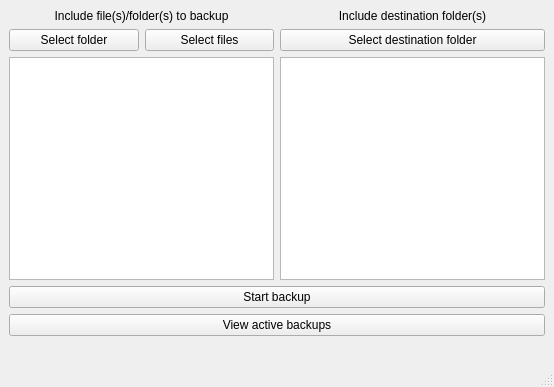
Before: the Qt Designer form auto_backup/mainwindow.ui in tuliovfarias/QT_auto_backup, drawn with Qt 5.
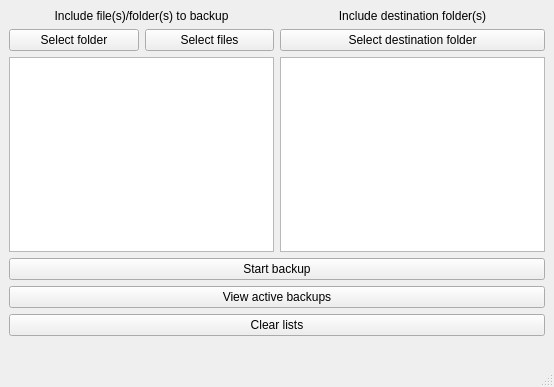
After: the same form once the commit is applied.

Commit message: view backups in lists / clear lists func

```diff
--- a/auto_backup/mainwindow.ui
+++ b/auto_backup/mainwindow.ui
@@ -172,6 +172,13 @@
       </property>
      </widget>
     </item>
+    <item>
+     <widget class="QPushButton" name="Button_clear">
+      <property name="text">
+       <string>Clear lists</string>
+      </property>
+     </widget>
+    </item>
     <item>
      <widget class="QLabel" name="footer">
       <property name="text">
```
The commit also changes 2 other files.
